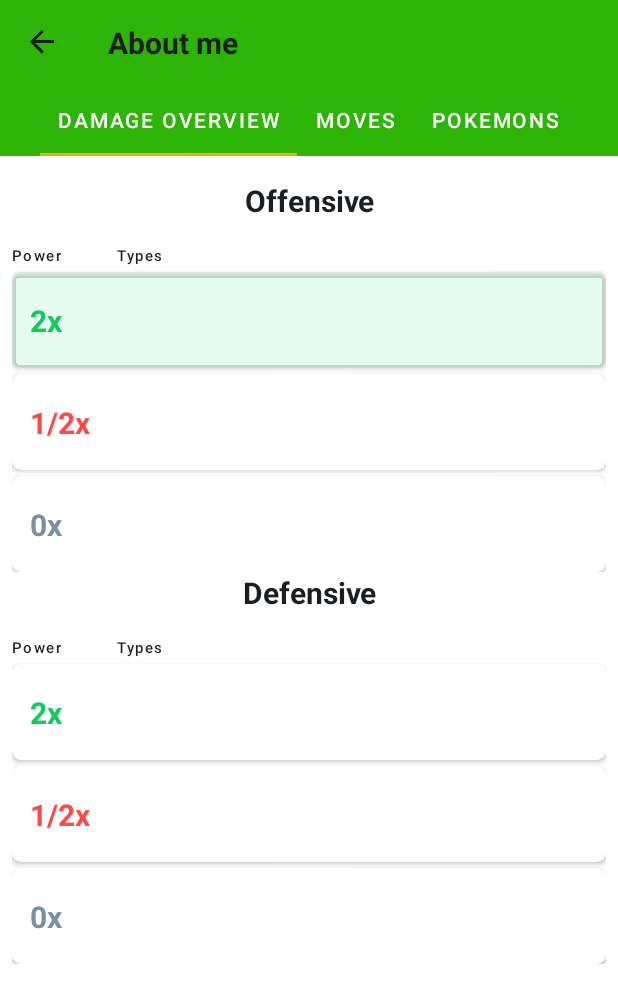
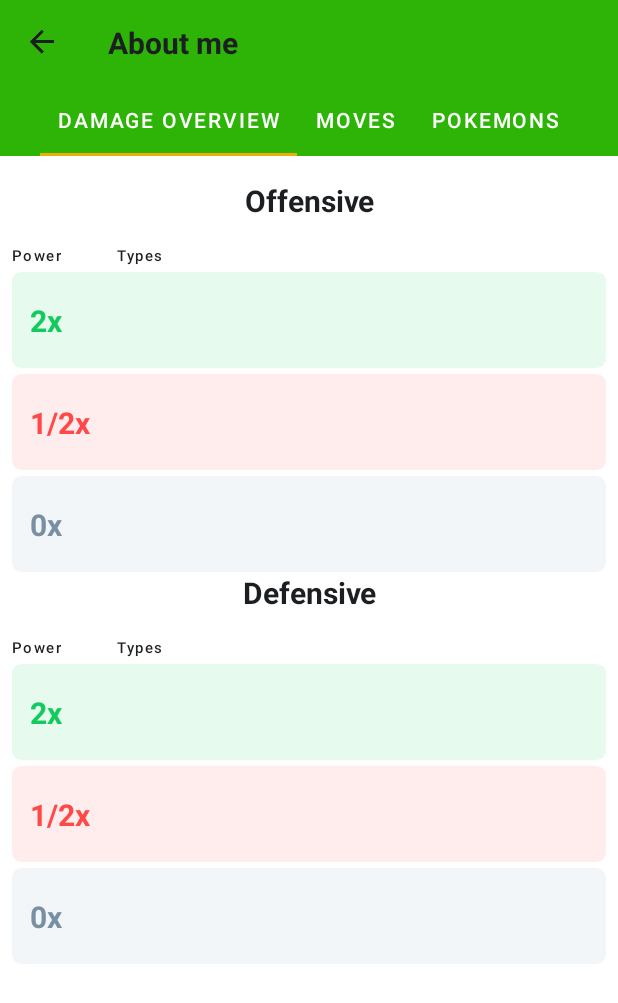
Before and after one commit to ivannavratil/SofaScoreAndroidAcademyProject, an Android app: the TypeDetailDamageOverviewFragment screen opened directly, with no data from a screen before it, on a phone screen of 412 x 824 dp. Shown: the top 1003 px of the screen. Run offline under Robolectric (Android 15) with nearby library versions, the phone set to English and light mode, and no system bars; network calls fail; 3 statements that could not run were skipped.

Commit message:
Background color with opacity added

```diff
--- a/app/src/main/java/sofascore/pokedex/ui/fragment/TypeDetailDamageOverviewFragment.kt
+++ b/app/src/main/java/sofascore/pokedex/ui/fragment/TypeDetailDamageOverviewFragment.kt
@@ -22,6 +22,7 @@ class TypeDetailDamageOverviewFragment : Fragment() {
 
     private val itemTypeWidth = 85.0;
     private val nonRecyclerWidth = 86
+    private val cardBackgroundOpacity = 26
 
 
     override fun onCreateView(
@@ -52,15 +53,17 @@ class TypeDetailDamageOverviewFragment : Fragment() {
         binding.defensive.rows.zerox.times.text = getString(R.string.zerox)
 
 
-        binding.offensive.rows.twox.topCard.setCardBackgroundColor(
-            ResourcesCompat.getColor(
-                resources,
-                R.color.success,
-                null
-            )
-        )
-        binding.offensive.rows.twox.topCard.background.alpha = 25
-        //ResourcesCompat.getDrawable(resources,R.color.success,null)
+        binding.offensive.rows.twox.topCard.setCardBackgroundColor(getColor(R.color.success))
+        binding.offensive.rows.twox.topCard.background.alpha = cardBackgroundOpacity
+        binding.offensive.rows.onehalfx.topCard.setCardBackgroundColor(getColor(R.color.error))
+        binding.offensive.rows.onehalfx.topCard.background.alpha = cardBackgroundOpacity
+        binding.offensive.rows.zerox.topCard.setCardBackgroundColor(getColor(R.color.surface_2))
+
+        binding.defensive.rows.twox.topCard.setCardBackgroundColor(getColor(R.color.success))
+        binding.defensive.rows.twox.topCard.background.alpha = cardBackgroundOpacity
+        binding.defensive.rows.onehalfx.topCard.setCardBackgroundColor(getColor(R.color.error))
+        binding.defensive.rows.onehalfx.topCard.background.alpha = cardBackgroundOpacity
+        binding.defensive.rows.zerox.topCard.setCardBackgroundColor(getColor(R.color.surface_2))
 
 
         binding.offensive.rows.twox.times.setTextColor(resources.getColor(R.color.success))
@@ -70,9 +73,6 @@ class TypeDetailDamageOverviewFragment : Fragment() {
         binding.defensive.rows.twox.times.setTextColor(resources.getColor(R.color.success))
         binding.defensive.rows.onehalfx.times.setTextColor(resources.getColor(R.color.error))
         binding.defensive.rows.zerox.times.setTextColor(resources.getColor(R.color.cold_gray))
-
-
-
 
 
 
@@ -102,5 +102,13 @@ class TypeDetailDamageOverviewFragment : Fragment() {
         )
     }
 
+    private fun getColor(colorId: Int): Int {
+        return ResourcesCompat.getColor(
+            resources,
+            colorId,
+            null
+        )
+    }
+
 
 }
--- a/app/src/main/res/layout/type_detail_damage_row.xml
+++ b/app/src/main/res/layout/type_detail_damage_row.xml
@@ -3,6 +3,8 @@
 <androidx.cardview.widget.CardView xmlns:android="http://schemas.android.com/apk/res/android"
     xmlns:app="http://schemas.android.com/apk/res-auto"
     android:id="@+id/top_card"
+    app:cardElevation="0dp"
+
     android:layout_width="match_parent"
     android:layout_height="wrap_content"
     android:layout_marginTop="4dp"
```
